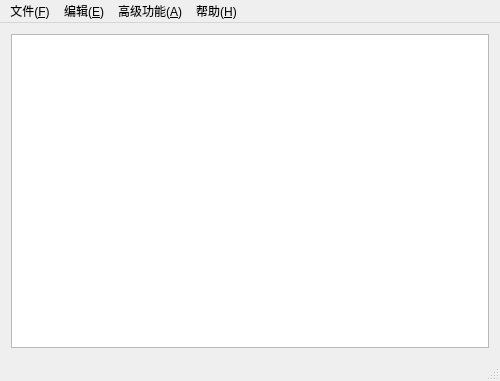
Above: mainwindow.ui from ziqiangxu/editor before the change. Below: the same form after it.
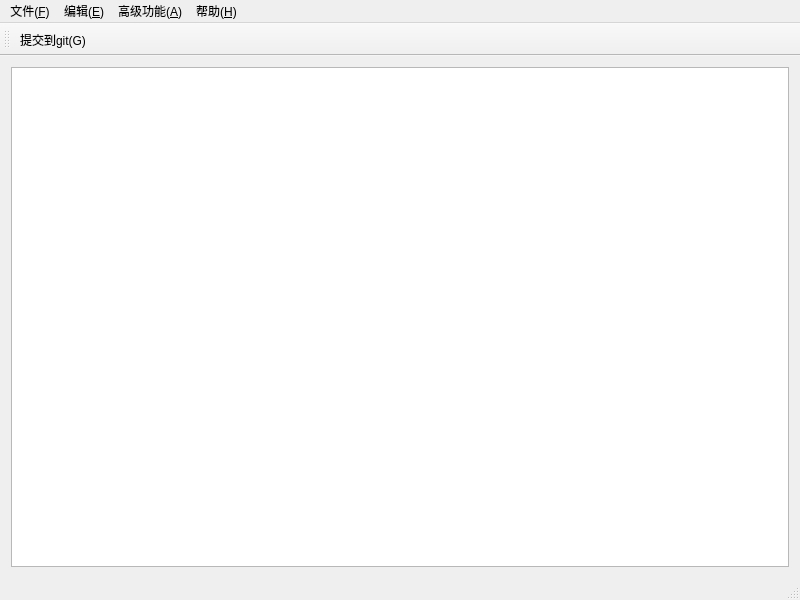
That is the form after the change. Icons and pictures are not drawn.

Diff of the .ui file:
```diff
--- a/mainwindow.ui
+++ b/mainwindow.ui
@@ -6,8 +6,8 @@
    <rect>
     <x>0</x>
     <y>0</y>
-    <width>500</width>
-    <height>381</height>
+    <width>800</width>
+    <height>600</height>
    </rect>
   </property>
   <property name="windowTitle">
@@ -25,7 +25,7 @@
     <rect>
      <x>0</x>
      <y>0</y>
-     <width>500</width>
+     <width>800</width>
      <height>26</height>
     </rect>
    </property>
@@ -68,6 +68,18 @@
    <addaction name="menu_2"/>
   </widget>
   <widget class="QStatusBar" name="statusBar"/>
+  <widget class="QToolBar" name="toolBar">
+   <property name="windowTitle">
+    <string>toolBar</string>
+   </property>
+   <attribute name="toolBarArea">
+    <enum>TopToolBarArea</enum>
+   </attribute>
+   <attribute name="toolBarBreak">
+    <bool>false</bool>
+   </attribute>
+   <addaction name="action_Commit"/>
+  </widget>
   <action name="action_New">
    <property name="icon">
     <iconset>
```
Left out of the diff: 11 changed lines with no effect on the pictures.
